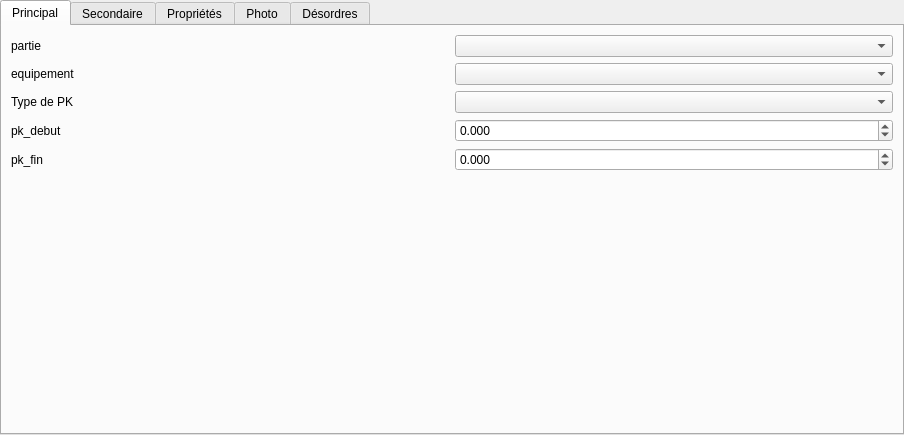
Old version of the form Lamia/toolprepro/vnf/lamiavnf_equipement_tool_ui.ui in the repository Artelia/Lamia.
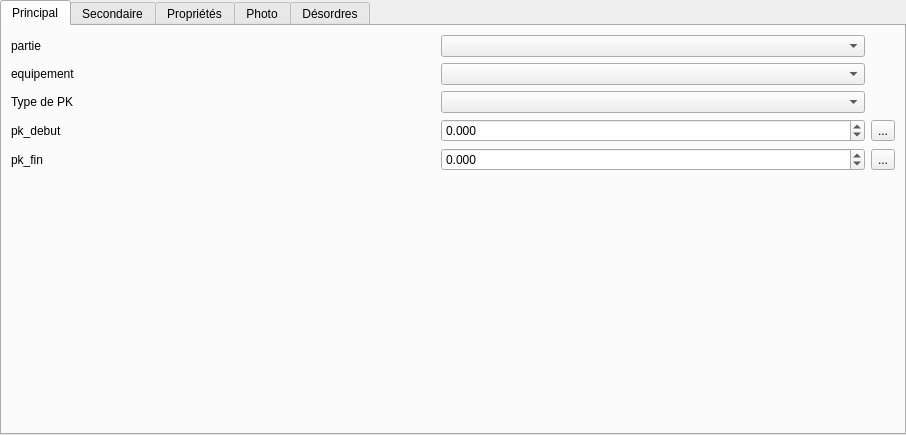
New version of the form. The open tabs and pages were chosen to show the change.

Diff of the .ui file:
```diff
--- a/Lamia/toolprepro/vnf/lamiavnf_equipement_tool_ui.ui
+++ b/Lamia/toolprepro/vnf/lamiavnf_equipement_tool_ui.ui
@@ -6,7 +6,7 @@
    <rect>
     <x>0</x>
     <y>0</y>
-    <width>481</width>
+    <width>906</width>
     <height>435</height>
    </rect>
   </property>
@@ -119,6 +119,20 @@
        <item row="3" column="1">
         <widget class="QComboBox" name="comboBox_typepk"/>
        </item>
+       <item row="5" column="2">
+        <widget class="QToolButton" name="toolButton_pkdebut">
+         <property name="text">
+          <string>...</string>
+         </property>
+        </widget>
+       </item>
+       <item row="6" column="2">
+        <widget class="QToolButton" name="toolButton_pkfin">
+         <property name="text">
+          <string>...</string>
+         </property>
+        </widget>
+       </item>
       </layout>
      </widget>
      <widget class="QWidget" name="tab_2">
```
Left out of the diff: 91 changed lines with no effect on the pictures.
